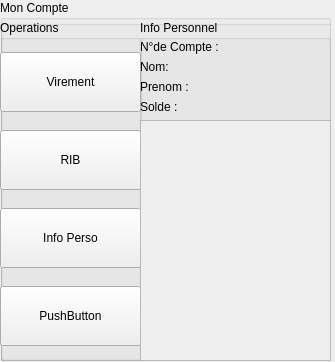
Qt form widget.ui (ThavaNix/CompteBancaireUISuite) before a commit.
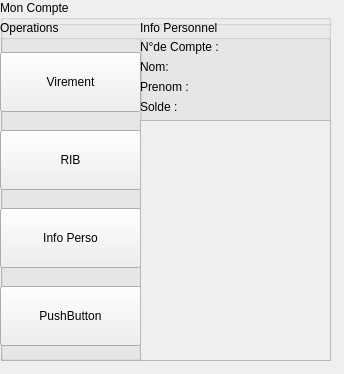
The same form after that commit.

The edit to the form file:
```diff
--- a/widget.ui
+++ b/widget.ui
@@ -6,8 +6,8 @@
    <rect>
     <x>0</x>
     <y>0</y>
-    <width>335</width>
-    <height>362</height>
+    <width>344</width>
+    <height>374</height>
    </rect>
   </property>
   <property name="maximumSize">
```
Left out of the diff: 2 changed lines with no effect on the pictures.
